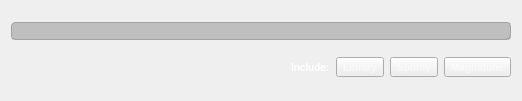
Before: the Qt Designer form src/globalsearch/globalsearchwidget.ui in clementine-player/Clementine, drawn with Qt 5.
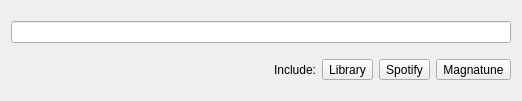
After: the same form once the commit is applied. Custom widgets are drawn as their Qt base class.

Commit message: Fix the selected text color in the global search popup

The edit to the form file:
```diff
--- a/src/globalsearch/globalsearchwidget.ui
+++ b/src/globalsearch/globalsearchwidget.ui
@@ -13,43 +13,6 @@
   <property name="windowTitle">
    <string>Form</string>
   </property>
-  <property name="styleSheet">
-   <string notr="true">* {
-  color: white;
-  font-weight: bold;
-  font-size: 7.5pt;
-}
-
-#search:disabled {
-  color: rgba(255, 255, 255, 75%);
-}
-
-#search {
-  border: 1px groove rgba(128, 128, 128, 60%);
-  border-radius: 4px 4px;
-  background-color: rgba(0, 0, 0, 20%)
-}
-
-QToolButton {
-  font-weight: normal;
-  font-weight: bold;
-  color: rgba(255, 255, 255, 50%);
-}
-
-QToolButton:hover {
-  background-color: black;
-  border: 2px solid rgba(255, 255, 255, 20%);
-  border-radius: 3px;
-}
-
-QToolButton:pressed {
-  border: 2px solid rgba(255, 255, 255, 20%);
-  background-color: rgba(255, 255, 255, 10%);
-}
-
-
-</string>
-  </property>
   <layout class="QVBoxLayout" name="verticalLayout">
    <item>
     <widget class="LineEdit" name="search">
```
The commit also changes 4 other files.
